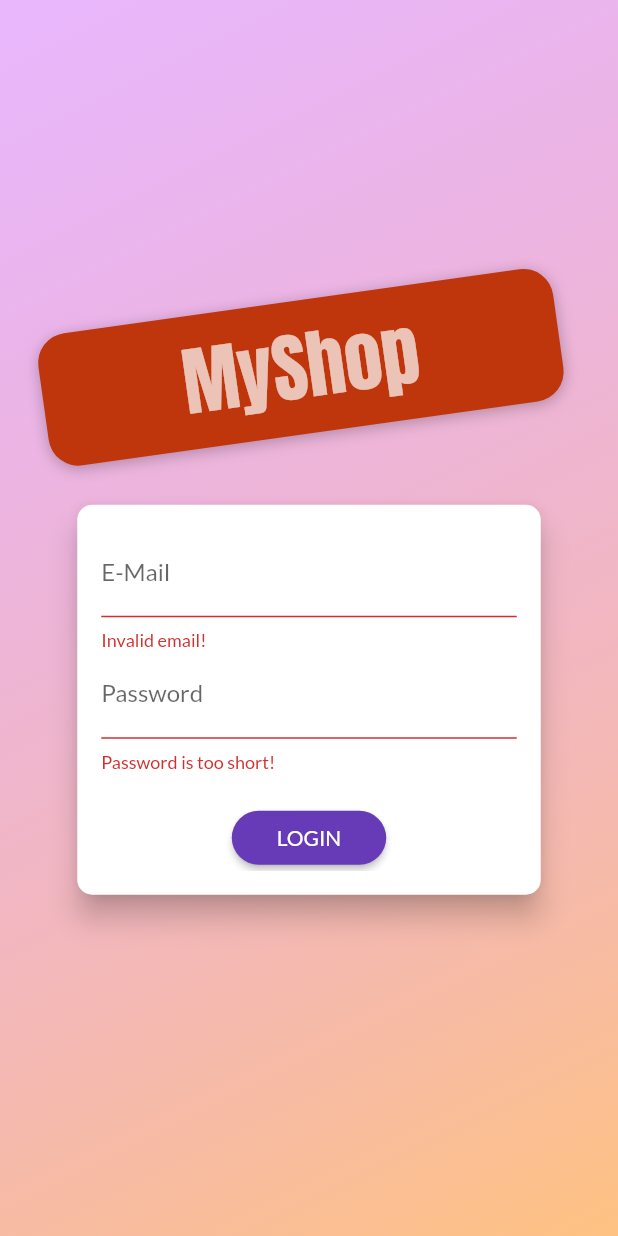
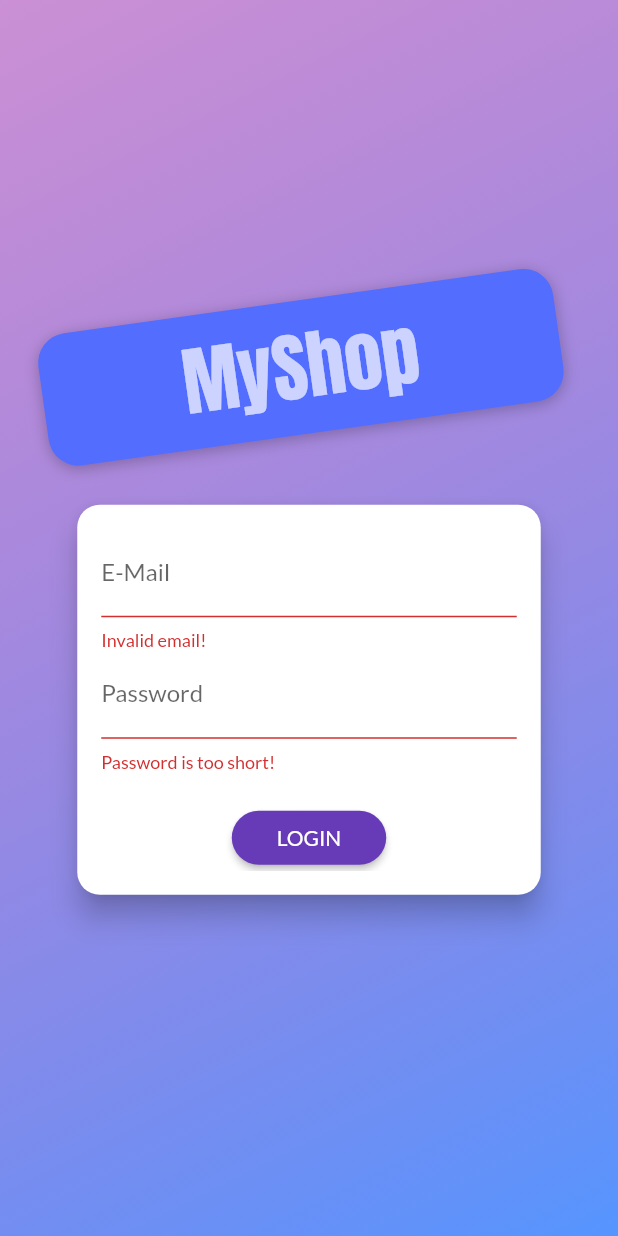
Before and after one commit to cjchika/shop-app, a Flutter app: the screen it shows after launch, after a tap on "LOGIN", on a phone screen of 412 x 824 dp. Run offline on Flutter 3.47's test engine with Material 2 defaults, Android fonts, the phone set to English and light mode, and no system bars; network calls fail.

Commit message:
Implementing Auth

```diff
--- a/lib/main.dart
+++ b/lib/main.dart
@@ -11,6 +11,7 @@ import './screens/orders_screen.dart';
 import './screens/user_product_screen.dart';
 import './screens/edit_product_screen.dart';
 import './screens/auth_screen.dart';
+import './providers/auth.dart';
 
 void main() => runApp(MyApp());
 
@@ -19,6 +20,9 @@ class MyApp extends StatelessWidget {
   Widget build(BuildContext context) {
     return MultiProvider(
       providers: [
+        ChangeNotifierProvider(
+          create: (ctx) => Auth(),
+        ),
         ChangeNotifierProvider(
           create: (ctx) => Products(),
         ),
--- /dev/null
+++ b/lib/providers/auth.dart
@@ -0,0 +1,28 @@
+import 'dart:convert' as convert;
+
+import 'package:flutter/widgets.dart';
+import 'package:http/http.dart' as http;
+
+class Auth with ChangeNotifier {
+  String _token;
+  DateTime _expiryDate;
+  String _userId;
+
+  Future<void> signup(String email, String password) async {
+    final url = Uri.http(
+      'identitytoolkit.googleapis.com',
+      '/v1/accounts:signUp?key=AIzaSyBVDI4_fEAYL5Dmo2FiA-_PYCXuMauiAd8',
+    );
+    final response = await http.post(
+      url,
+      body: convert.json.encode(
+        {
+          'email': email,
+          'password': password,
+          'returnSecureToken': true,
+        },
+      ),
+    );
+    print(convert.json.encode(response.body));
+  }
+}
--- a/lib/screens/auth_screen.dart
+++ b/lib/screens/auth_screen.dart
@@ -1,6 +1,8 @@
 import 'dart:math';
 
 import 'package:flutter/material.dart';
+import 'package:provider/provider.dart';
+import '../providers/auth.dart';
 
 enum AuthMode { Signup, Login }
 
@@ -20,8 +22,8 @@ class AuthScreen extends StatelessWidget {
             decoration: BoxDecoration(
               gradient: LinearGradient(
                 colors: [
-                  Color.fromRGBO(215, 117, 255, 1).withOpacity(0.5),
-                  Color.fromRGBO(255, 188, 117, 1).withOpacity(0.9),
+                  Colors.purple.withOpacity(0.5),
+                  Colors.blueAccent.withOpacity(0.9),
                 ],
                 begin: Alignment.topLeft,
                 end: Alignment.bottomRight,
@@ -47,7 +49,7 @@ class AuthScreen extends StatelessWidget {
                       // ..translate(-10.0),
                       decoration: BoxDecoration(
                         borderRadius: BorderRadius.circular(20),
-                        color: Colors.deepOrange.shade900,
+                        color: Colors.indigoAccent,
                         boxShadow: [
                           BoxShadow(
                             blurRadius: 8,
@@ -101,7 +103,7 @@ class _AuthCardState extends State<AuthCard> {
   var _isLoading = false;
   final _passwordController = TextEditingController();
 
-  void _submit() {
+  Future<void> _submit() async {
     if (!_formKey.currentState.validate()) {
       // Invalid!
       return;
@@ -114,6 +116,10 @@ class _AuthCardState extends State<AuthCard> {
       // Log user in
     } else {
       // Sign user up
+      await Provider.of<Auth>(context, listen: false).signup(
+        _authData['email'],
+        _authData['password'],
+      );
     }
     setState(() {
       _isLoading = false;
@@ -137,7 +143,7 @@ class _AuthCardState extends State<AuthCard> {
     final deviceSize = MediaQuery.of(context).size;
     return Card(
       shape: RoundedRectangleBorder(
-        borderRadius: BorderRadius.circular(10.0),
+        borderRadius: BorderRadius.circular(15.0),
       ),
       elevation: 8.0,
       child: Container(
```
